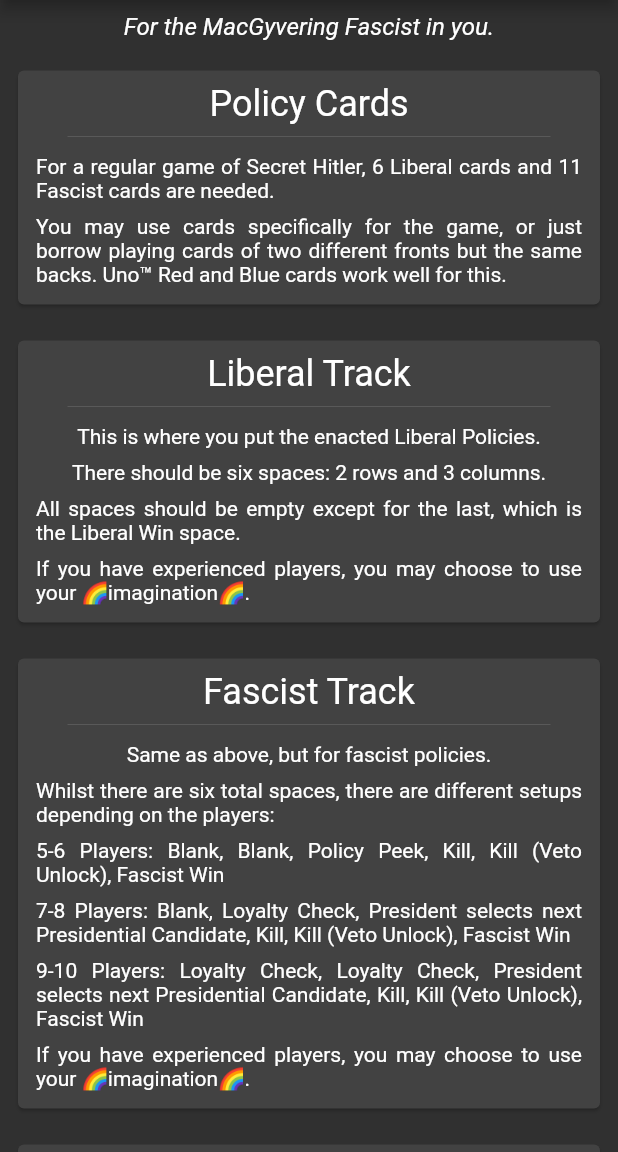
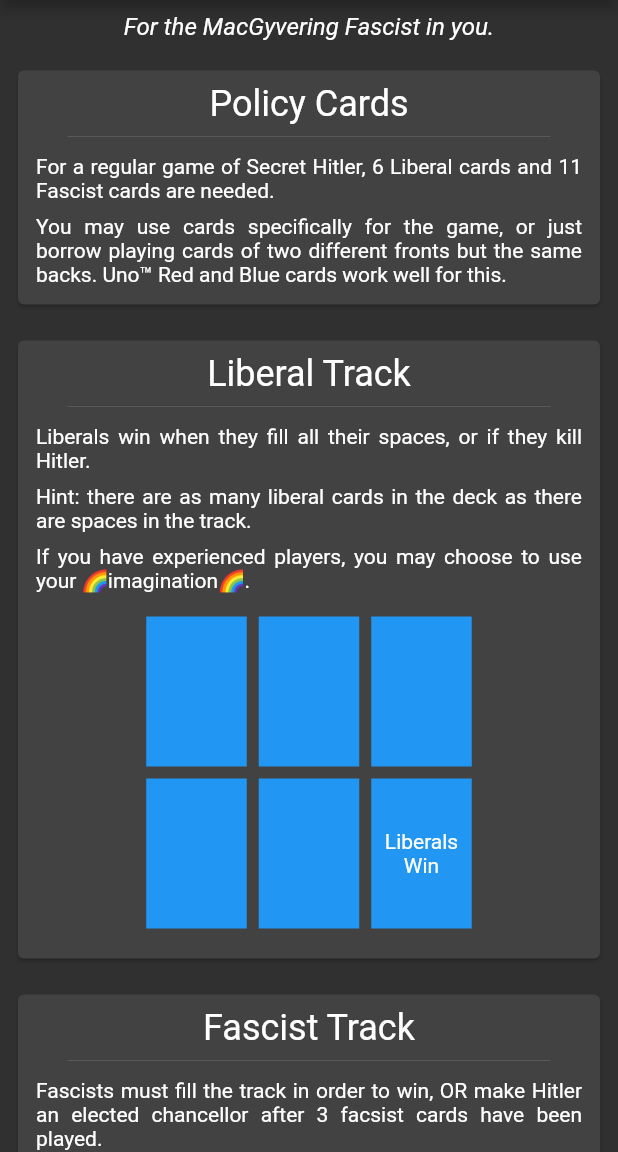
Before and after one commit to leer10/shroles, a Flutter app: the GameSetupTipsScreen screen opened by its route, on a phone screen of 412 x 824 dp, the part 84-1236 px from its top. Run offline on Flutter 3.47's test engine with Material 2 defaults, Android fonts, the phone set to English and light mode, and no system bars.

Commit message:
replaced textual lib/fasc track descriptions with a graphical grid

```diff
--- a/lib/roundscreen/gamesetuptips.dart
+++ b/lib/roundscreen/gamesetuptips.dart
@@ -31,22 +31,74 @@ class GameSetupContent extends StatelessWidget{
       InfoCard(
         title: "Liberal Track",
         info: [
-          "This is where you put the enacted Liberal Policies.",
-          "There should be six spaces: 2 rows and 3 columns.",
-          "All spaces should be empty except for the last, which is the Liberal Win space.",
+          "Liberals win when they fill all their spaces, or if they kill Hitler.",
+          "Hint: there are as many liberal cards in the deck as there are spaces in the track.",
           "If you have experienced players, you may choose to use your 🌈imagination🌈."
-        ]
+        ],
+        trailing: [
+          TrackWidget(
+            row1: [
+              PolicySpace(color: Colors.blue,),
+              PolicySpace(color: Colors.blue,),
+              PolicySpace(color: Colors.blue,),
+            ],
+            row2: [
+              PolicySpace(color: Colors.blue,),
+              PolicySpace(color: Colors.blue,),
+              PolicySpace(color: Colors.blue, text: "Liberals Win"),
+            ],
+          ),
+        ],
       ),
       InfoCard(
         title: "Fascist Track",
         info: [
-          "Same as above, but for fascist policies.",
-          "Whilst there are six total spaces, there are different setups depending on the players:",
-          "5-6 Players: Blank, Blank, Policy Peek, Kill, Kill (Veto Unlock), Fascist Win",
-          "7-8 Players: Blank, Loyalty Check, President selects next Presidential Candidate, Kill, Kill (Veto Unlock), Fascist Win",
-          "9-10 Players: Loyalty Check, Loyalty Check, President selects next Presidential Candidate, Kill, Kill (Veto Unlock), Fascist Win",
+          "Fascists must fill the track in order to win, OR make Hitler an elected chancellor after 3 facsist cards have been played.",
+          "When a fascist card is played, it is the President's responsibility to enact the policy. It must be followed.",
+          "An alternative to 6 player balancing is to place a fascist card at the beginning of the game",
           "If you have experienced players, you may choose to use your 🌈imagination🌈."
-        ]
+        ],
+        trailing: [
+          TrackWidget(
+            title: "5-6 Players",
+            row1: [
+              PolicySpace(color: Colors.red,),
+              PolicySpace(color: Colors.red,),
+              PolicySpace(color: Colors.red, text: "Policy Peek"),
+            ],
+            row2: [
+              PolicySpace(color: Colors.red, text: "Kill a player"),
+              PolicySpace(color: Colors.red, text: "Kill a player\n\nVeto Unlocked"),
+              PolicySpace(text: "Fascists Win", color: Colors.red),
+            ]
+          ),
+          TrackWidget(
+            title: "7-8 Players",
+            row1: [
+              PolicySpace(color: Colors.red,),
+              PolicySpace(color: Colors.red, text: "Loyalty Check"),
+              PolicySpace(color: Colors.red, text: "President picks next candidate"),
+            ],
+            row2: [
+              PolicySpace(color: Colors.red, text: "Kill a player"),
+              PolicySpace(color: Colors.red, text: "Kill a player\n\nVeto Unlocked"),
+              PolicySpace(text: "Fascists Win", color: Colors.red),
+            ]
+          ),
+          TrackWidget(
+            title: "9-10 Players",
+            row1: [
+              PolicySpace(color: Colors.red, text: "Loyalty Check"),
+              PolicySpace(color: Colors.red, text: "Loyalty Check"),
+              PolicySpace(color: Colors.red, text: "President picks next candidate"),
+            ],
+            row2: [
+              PolicySpace(color: Colors.red, text: "Kill a player"),
+              PolicySpace(color: Colors.red, text: "Kill a player\n\nVeto Unlocked"),
+              PolicySpace(text: "Fascists Win", color: Colors.red),
+            ]
+          ),
+        ],
       ),
       InfoCard(
         title: "Voting",
@@ -73,10 +125,68 @@ class GameSetupContent extends StatelessWidget{
   }
 }
 
+class TrackWidget extends StatelessWidget{
+  final String title;
+  final List<Widget> row1;
+  final List<Widget> row2;
+  final Color color;
+  TrackWidget({this.title, @required this.row1, @required this.row2, this.color});
+  @override
+  Widget build(BuildContext context) {
+    // TODO: implement build
+    return Padding(
+      padding: const EdgeInsets.all(8.0),
+      child: Column(
+        children: <Widget>[
+          if (title != null)
+          Text(title, textAlign:TextAlign.center , style: TextStyle(fontSize: 18),),
+          Table(
+            defaultColumnWidth: FixedColumnWidth(75),
+            children: [
+              TableRow(
+                children: row1
+              ),
+              TableRow(
+                children: row2
+              ),
+            ]
+          ),
+        ],
+      ),
+    );
+  }
+
+}
+
+class PolicySpace extends StatelessWidget{
+  final Color color;
+  final Widget child;
+  final String text;
+  PolicySpace({this.color, this.child, this.text});
+  @override
+  Widget build(BuildContext context) {
+    Widget content;
+    if ((child != null) && (text != null)){
+      content = Column(children: [child, Text(text, textAlign: TextAlign.center,)]);
+    }
+    else if (child != null) {
+      content = child;
+    } else if (text != null) {
+      content = Text(text, textAlign: TextAlign.center,);
+    } else {content = null;}
+    return Padding(
+      padding: const EdgeInsets.all(4.0),
+      child: Container(height: 100, child: Center(child: content), color: color ?? Colors.grey),
+    );
+  }
+
+}
+
 class InfoCard extends StatelessWidget {
   final String title;
   final List<String> info;
-  InfoCard({@required this.title, this.info});
+  final List<Widget> trailing;
+  InfoCard({@required this.title, this.info, this.trailing});
   @override
   Widget build(BuildContext context) {
     // TODO: implement build
@@ -99,6 +209,8 @@ class InfoCard extends StatelessWidget {
                 textAlign:TextAlign.justify,
                ),
             ),
+            if (trailing != null)
+            ...trailing,
           ],
         ),
       )),
```
